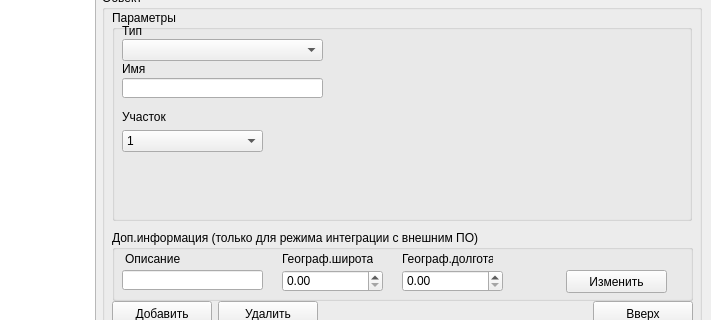
This is m_cfg/MainWindowCFG.ui in xXRadioHeadXx/start7 as Qt 5 draws it before an edit; both pictures show x 187 to 898 and y 153 to 473 of the 898 by 1056 pixel window. The edited form follows.
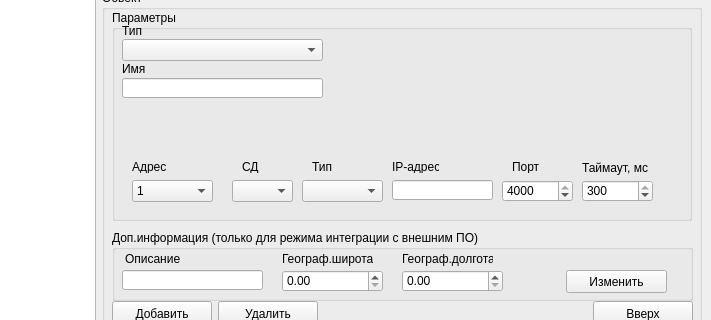
This is the edited form. The open tabs and pages were chosen to show the change. Icons and pictures are not drawn.

Diff of the .ui file:
```diff
--- a/m_cfg/MainWindowCFG.ui
+++ b/m_cfg/MainWindowCFG.ui
@@ -448,6 +448,264 @@
           </item>
          </widget>
         </widget>
+        <widget class="QWidget" name="KL_groupbox">
+         <widget class="QStackedWidget" name="KL_UDP_RS485_stacked">
+          <property name="geometry">
+           <rect>
+            <x>380</x>
+            <y>40</y>
+            <width>171</width>
+            <height>61</height>
+           </rect>
+          </property>
+          <property name="currentIndex">
+           <number>1</number>
+          </property>
+          <widget class="QWidget" name="KL_UDP">
+           <widget class="QLabel" name="label_34">
+            <property name="geometry">
+             <rect>
+              <x>10</x>
+              <y>10</y>
+              <width>47</width>
+              <height>13</height>
+             </rect>
+            </property>
+            <property name="text">
+             <string>Порт</string>
+            </property>
+           </widget>
+           <widget class="QLabel" name="label_35">
+            <property name="geometry">
+             <rect>
+              <x>80</x>
+              <y>10</y>
+              <width>71</width>
+              <height>16</height>
+             </rect>
+            </property>
+            <property name="text">
+             <string>Таймаут, мс</string>
+            </property>
+           </widget>
+           <widget class="QDoubleSpinBox" name="KL_UdpPort_doubleSpinBox">
+            <property name="geometry">
+             <rect>
+              <x>0</x>
+              <y>30</y>
+              <width>71</width>
+              <height>22</height>
+             </rect>
+            </property>
+            <property name="decimals">
+             <number>0</number>
+            </property>
+            <property name="maximum">
+             <double>4000.000000000000000</double>
+            </property>
+            <property name="value">
+             <double>4000.000000000000000</double>
+            </property>
+           </widget>
+           <widget class="QDoubleSpinBox" name="KL_timeout_doubleSpinBox">
+            <property name="geometry">
+             <rect>
+              <x>80</x>
+              <y>30</y>
+              <width>71</width>
+              <height>22</height>
+             </rect>
+            </property>
+            <property name="decimals">
+             <number>0</number>
+            </property>
+            <property name="maximum">
+             <double>300.000000000000000</double>
+            </property>
+            <property name="value">
+             <double>300.000000000000000</double>
+            </property>
+           </widget>
+          </widget>
+          <widget class="QWidget" name="KL_RS485">
+           <widget class="QComboBox" name="KL_port_combobox">
+            <property name="geometry">
+             <rect>
+              <x>10</x>
+              <y>30</y>
+              <width>81</width>
+              <height>22</height>
+             </rect>
+            </property>
+           </widget>
+           <widget class="QLabel" name="label_36">
+            <property name="geometry">
+             <rect>
+              <x>20</x>
+              <y>10</y>
+              <width>61</width>
+              <height>16</height>
+             </rect>
+            </property>
+            <property name="text">
+             <string>COM-Порт</string>
+            </property>
+           </widget>
+          </widget>
+         </widget>
+         <widget class="QLabel" name="label_43">
+          <property name="geometry">
+           <rect>
+            <x>120</x>
+            <y>50</y>
+            <width>47</width>
+            <height>13</height>
+           </rect>
+          </property>
+          <property name="text">
+           <string>СД</string>
+          </property>
+         </widget>
+         <widget class="QLabel" name="label_44">
+          <property name="geometry">
+           <rect>
+            <x>270</x>
+            <y>50</y>
+            <width>47</width>
+            <height>13</height>
+           </rect>
+          </property>
+          <property name="text">
+           <string>IP-адрес</string>
+          </property>
+         </widget>
+         <widget class="QComboBox" name="KL_CD_combobox">
+          <property name="geometry">
+           <rect>
+            <x>110</x>
+            <y>70</y>
+            <width>61</width>
+            <height>22</height>
+           </rect>
+          </property>
+          <item>
+           <property name="text">
+            <string/>
+           </property>
+          </item>
+          <item>
+           <property name="text">
+            <string>1</string>
+           </property>
+          </item>
+          <item>
+           <property name="text">
+            <string>2</string>
+           </property>
+          </item>
+          <item>
+           <property name="text">
+            <string>3</string>
+           </property>
+          </item>
+          <item>
+           <property name="text">
+            <string>4</string>
+           </property>
+          </item>
+         </widget>
+         <widget class="QLabel" name="label_45">
+          <property name="geometry">
+           <rect>
+            <x>10</x>
+            <y>50</y>
+            <width>47</width>
+            <height>13</height>
+           </rect>
+          </property>
+          <property name="text">
+           <string>Адрес</string>
+          </property>
+         </widget>
+         <widget class="QLineEdit" name="KL_ipadress_lineedit">
+          <property name="geometry">
+           <rect>
+            <x>270</x>
+            <y>70</y>
+            <width>101</width>
+            <height>20</height>
+           </rect>
+          </property>
+         </widget>
+         <widget class="QComboBox" name="KL_adress_combobox">
+          <property name="geometry">
+           <rect>
+            <x>10</x>
+            <y>70</y>
+            <width>81</width>
+            <height>22</height>
+           </rect>
+          </property>
+          <item>
+           <property name="text">
+            <string>1</string>
+           </property>
+          </item>
+          <item>
+           <property name="text">
+            <string>2</string>
+           </property>
+          </item>
+          <item>
+           <property name="text">
+            <string>3</string>
+           </property>
+          </item>
+          <item>
+           <property name="text">
+            <string>4</string>
+           </property>
+          </item>
+         </widget>
+         <widget class="QLabel" name="label_46">
+          <property name="geometry">
+           <rect>
+            <x>190</x>
+            <y>50</y>
+            <width>47</width>
+            <height>13</height>
+           </rect>
+          </property>
+          <property name="text">
+           <string>Тип</string>
+          </property>
+         </widget>
+         <widget class="QComboBox" name="KL_type_combobox">
+          <property name="geometry">
+           <rect>
+            <x>180</x>
+            <y>70</y>
+            <width>81</width>
+            <height>22</height>
+           </rect>
+          </property>
+          <item>
+           <property name="text">
+            <string/>
+           </property>
+          </item>
+          <item>
+           <property name="text">
+            <string>UDP</string>
+           </property>
+          </item>
+          <item>
+           <property name="text">
+            <string>RS485</string>
+           </property>
+          </item>
+         </widget>
+        </widget>
         <widget class="QWidget" name="empty_space_groupbox"/>
         <widget class="QWidget" name="Group_groupbox">
          <widget class="QLabel" name="label_8">
```
Left out of the diff: 126 changed lines with no effect on the pictures.
